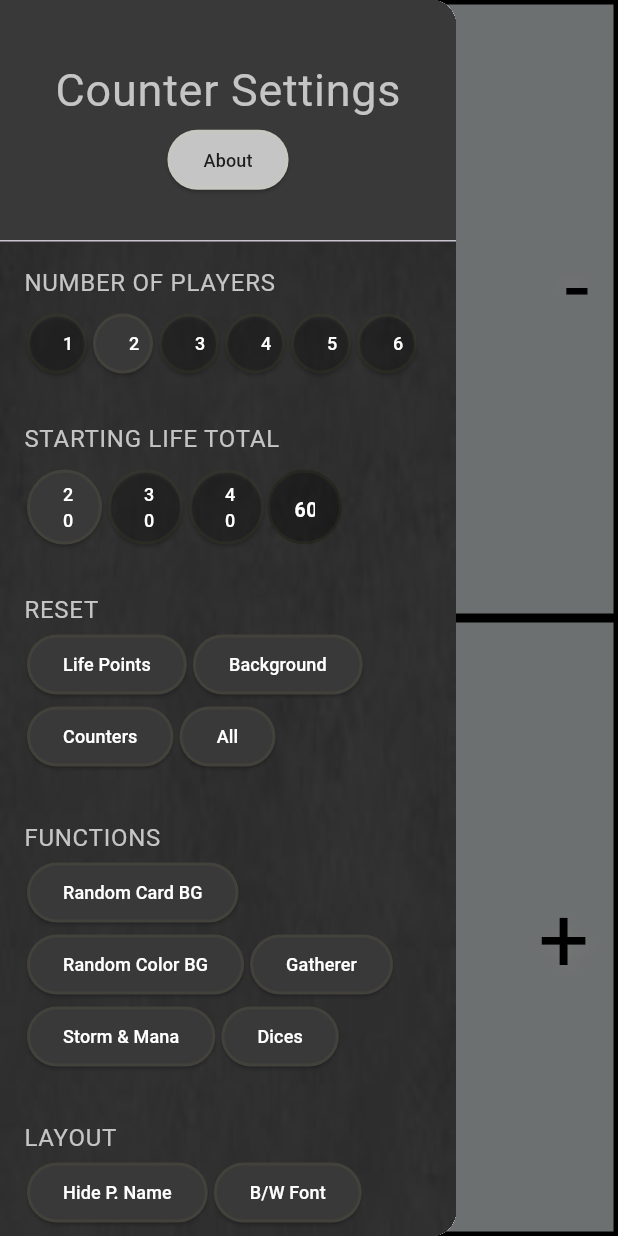
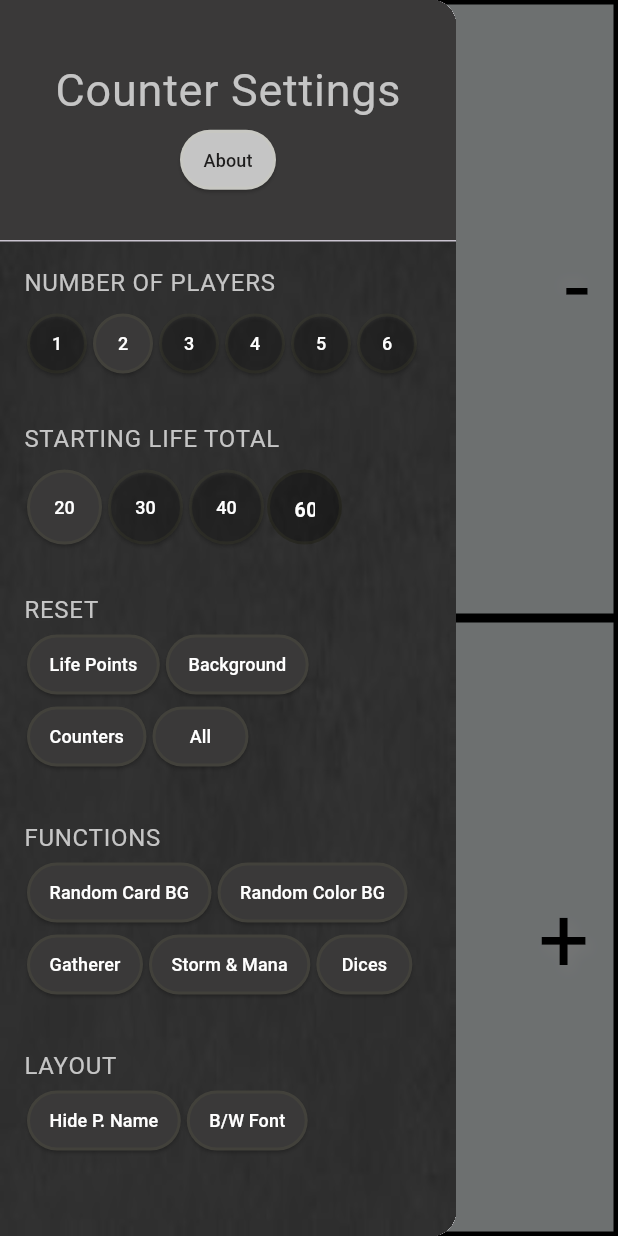
Before and after one commit to victorcapanema/OMC, a Flutter app: the screen it shows after launch, with the side drawer open, on a phone screen of 412 x 824 dp. Run offline on Flutter 3.47's test engine with Material 3 defaults, Android fonts, the phone set to English and light mode, and no system bars; drawn by our look-alikes of carousel_slider; our stand-ins replace cached_network_image, dartz, dio, flutter_colorpicker, flutter_mobx, flutter_modular and 5 more; generated files the repository leaves out were written again.

```diff
--- a/lib/funcionalities/home/views/counter_layout.dart
+++ b/lib/funcionalities/home/views/counter_layout.dart
@@ -13,15 +13,16 @@ class CounterLayout extends StatefulWidget {
   State<CounterLayout> createState() => _CounterLayoutState();
 }
 
-class _CounterLayoutState extends State<CounterLayout> with TickerProviderStateMixin {
+class _CounterLayoutState extends State<CounterLayout>
+    with TickerProviderStateMixin {
   final counterLayoutController = Modular.get<CounterLayoutController>();
-  final List<MaterialColor> colors = [Colors.lightGreen, Colors.red, Colors.yellow, Colors.blue];
 
   @override
   Widget build(BuildContext context) {
     double paddingTop = MediaQuery.of(context).padding.top;
     double paddingBottom = MediaQuery.of(context).padding.bottom;
-    var height = MediaQuery.of(context).size.height - (paddingTop + paddingBottom);
+    var height =
+        MediaQuery.of(context).size.height - (paddingTop + paddingBottom);
     var width = MediaQuery.of(context).size.width;
     return SafeArea(
       child: Observer(
@@ -31,7 +32,8 @@ class _CounterLayoutState extends State<CounterLayout> with TickerProviderStateM
           body: SizedBox(
             height: height,
             width: width,
-            child: layoutSelector(counterLayoutController.nPlayers, height, width, listCounters),
+            child: layoutSelector(
+                counterLayoutController.nPlayers, height, width, listCounters),
           ),
         ),
       ),
@@ -44,20 +46,23 @@ Widget layoutSelector(int nPlayers, height, width, listCounters) {
   if (isEven) {
     if (nPlayers == 2) {
       return GridView.builder(
-        gridDelegate:
-            SliverGridDelegateWithFixedCrossAxisCount(childAspectRatio: width / (height / 2), crossAxisCount: 1),
+        gridDelegate: SliverGridDelegateWithFixedCrossAxisCount(
+            childAspectRatio: width / (height / 2), crossAxisCount: 1),
         itemCount: nPlayers,
         itemBuilder: (BuildContext context, int i) {
-          return RotatedBox(quarterTurns: i % 2 == 0 ? 2 : 0, child: listCounters[1 - i]);
+          return RotatedBox(
+              quarterTurns: i % 2 == 0 ? 2 : 0, child: listCounters[1 - i]);
         },
       );
     } else {
       return GridView.builder(
         gridDelegate: SliverGridDelegateWithFixedCrossAxisCount(
-            childAspectRatio: (width / 2) / (height / (nPlayers / 2)), crossAxisCount: 2),
+            childAspectRatio: (width / 2) / (height / (nPlayers / 2)),
+            crossAxisCount: 2),
         itemCount: nPlayers,
         itemBuilder: (BuildContext context, int i) {
-          return RotatedBox(quarterTurns: i % 2 == 0 ? 1 : 3, child: listCounters[i]);
+          return RotatedBox(
+              quarterTurns: i % 2 == 0 ? 1 : 3, child: listCounters[i]);
         },
       );
     }
@@ -90,16 +95,19 @@ Widget layoutSelector(int nPlayers, height, width, listCounters) {
         slivers: [
           SliverGrid(
             gridDelegate: SliverGridDelegateWithFixedCrossAxisCount(
-                childAspectRatio: (width / 2) / (height / ((nPlayers + 1) / 2)), crossAxisCount: 2),
+                childAspectRatio: (width / 2) / (height / ((nPlayers + 1) / 2)),
+                crossAxisCount: 2),
             delegate: SliverChildBuilderDelegate(
                 childCount: nPlayers - 1,
-                (context, i) => RotatedBox(quarterTurns: i % 2 == 0 ? 1 : 3, child: listCounters[i])),
+                (context, i) => RotatedBox(
+                    quarterTurns: i % 2 == 0 ? 1 : 3, child: listCounters[i])),
           ),
           SliverToBoxAdapter(
             child: SizedBox(
               width: width,
               height: (height / ((nPlayers + 1) / 2)),
-              child: RotatedBox(quarterTurns: 0, child: listCounters[globalNumPlayers - 1]),
+              child: RotatedBox(
+                  quarterTurns: 0, child: listCounters[globalNumPlayers - 1]),
             ),
           ),
         ],
--- a/lib/shared/functions/get_touch_size.dart
+++ b/lib/shared/functions/get_touch_size.dart
@@ -6,20 +6,19 @@ double getTouchSize(int index, double height, double width, int mode) {
   if (numPLayer % 2 != 0) {
     numPLayer++;
   }
-  if (globalNumPlayers > 2 && index != 6) {
+  if (globalNumPlayers > 2 &&
+      ((index != 3 && index != 5 || globalNumPlayers % 2 == 0))) {
     return mode == 1 ? width / 2 : (height / numPLayer);
   } else if (globalNumPlayers == 2) {
     return mode == 1 ? height / 2 : width / numPLayer;
-  } else if (index == 6) {
-    if (globalNumPlayers % 2 == 0) {
-      return mode == 1 ? width / 2 : (height / numPLayer);
-    } else if (globalNumPlayers == 3) {
+  } else if (index == 3) {
+    if (globalNumPlayers == 3) {
       return mode == 1 ? (height / 2) : width / 2;
     } else {
-      return mode == 1 ? (height * (1 / 3)) : width / 2;
+      return mode == 1 ? width / 2 : (height / numPLayer);
     }
-  } else if (globalNumPlayers == 6) {
-    return mode == 1 ? height : width;
+  } else if (globalNumPlayers == 5) {
+    return mode == 1 ? (height * (1 / 3)) : width / 2;
   } else {
     return mode == 1 ? height : width / 2;
   }
--- a/lib/widgets/custom_buttom.dart
+++ b/lib/widgets/custom_buttom.dart
@@ -11,6 +11,7 @@ class CustomButton extends StatelessWidget {
       this.textColor = Colors.white,
       this.fontSize = 12,
       this.buttonColor,
+      this.textPadding = true,
       super.key});
 
   final void Function()? onPressed;
@@ -21,6 +22,7 @@ class CustomButton extends StatelessWidget {
   final Color? textColor;
   final double? fontSize;
   final Color? buttonColor;
+  final bool textPadding;
 
   @override
   Widget build(BuildContext context) {
@@ -32,15 +34,20 @@ class CustomButton extends StatelessWidget {
           child: ElevatedButton(
             onPressed: onPressed,
             style: ElevatedButton.styleFrom(
+              padding: textPadding
+                  ? const EdgeInsets.symmetric(horizontal: 15)
+                  : EdgeInsets.zero,
               disabledBackgroundColor: AppColors.lightGrey,
               backgroundColor: buttonColor ?? backgroundColor,
               side: const BorderSide(
                   width: 2, // the thickness
                   color: AppColors.lightGrey // the color of the border
                   ),
-                shape: RoundedRectangleBorder(borderRadius: BorderRadius.circular(40))),
-            child:
-                Text(text, style: TextStyle(color: onPressed == null ? Colors.white : textColor, fontSize: fontSize)),
+            ),
+            child: Text(text,
+                style: TextStyle(
+                    color: onPressed == null ? Colors.white : textColor,
+                    fontSize: fontSize)),
           )),
     );
   }
--- a/lib/widgets/custom_drawer.dart
+++ b/lib/widgets/custom_drawer.dart
@@ -7,6 +7,7 @@ import 'custom_buttom.dart';
 
 class CDrawer extends StatelessWidget {
   const CDrawer({required this.counterLayoutController, super.key});
+
   final CounterLayoutController counterLayoutController;
 
   @override
@@ -34,7 +35,8 @@ class CDrawer extends StatelessWidget {
                     const Text(
                       'Counter Settings',
                       style: TextStyle(fontSize: 30, color: AppColors.grey),
-                    ),  CustomButton(
+                    ),
+                    CustomButton(
                       backgroundColor: AppColors.grey,
                       textColor: AppColors.black2,
                       text: 'About',
@@ -61,11 +63,14 @@ class CDrawer extends StatelessWidget {
                               text: i.toString(),
                               width: 40,
                               height: 40,
+                              textPadding: false,
                               onPressed: () {
                                 counterLayoutController.changeNumPlayers(i);
                               },
                               backgroundColor:
-                                  i == counterLayoutController.nPlayers ? AppColors.darkGrey : Colors.transparent),
+                                  i == counterLayoutController.nPlayers
+                                      ? AppColors.darkGrey
+                                      : Colors.transparent),
                       ],
                     )
                   ],
@@ -89,12 +94,16 @@ class CDrawer extends StatelessWidget {
                                   text: lifeTotals[i].toString(),
                                   height: 50,
                                   width: 50,
+                              textPadding: false,
                                   onPressed: () {
                                     counterLayoutController
-                                        .changeStartingLifeTotal(int.parse(lifeTotals[i].toString()));
-                                    counterLayoutController.changeLifeTotalSelected(i);
+                                        .changeStartingLifeTotal(int.parse(
+                                            lifeTotals[i].toString()));
+                                    counterLayoutController
+                                        .changeLifeTotalSelected(i);
                                   },
-                                  backgroundColor: i == counterLayoutController.lifeTotalIndex
+                                  backgroundColor: i ==
+                                          counterLayoutController.lifeTotalIndex
                                       ? AppColors.darkGrey
                                       : Colors.transparent)
                               : Container(
@@ -104,35 +113,57 @@ class CDrawer extends StatelessWidget {
                                     border: Border.all(
                                         width: 2, // the thickness
                                         color: AppColors.lightGrey),
-                                    color: counterLayoutController.customLifeController.text.isNotEmpty &&
-                                            i == counterLayoutController.lifeTotalIndex
+                                    color: counterLayoutController
+                                                .customLifeController
+                                                .text
+                                                .isNotEmpty &&
+                                            i ==
+                                                counterLayoutController
+                                                    .lifeTotalIndex
                                         ? AppColors.darkGrey
                                         : Colors.black.withOpacity(0.35),
-                                    borderRadius: BorderRadius.circular(40),
+                                    borderRadius: BorderRadius.circular(30),
                                   ),
                                   child: TextFormField(
-                                    controller: counterLayoutController.customLifeController,
+                                    controller: counterLayoutController
+                                        .customLifeController,
                                     onEditingComplete: () {
-                                      counterLayoutController.changeStartingLifeTotal(
-                                          int.parse(counterLayoutController.customLifeController.text));
-                                      counterLayoutController.changeLifeTotalSelected(i);
+                                      counterLayoutController
+                                          .changeStartingLifeTotal(int.parse(
+                                              counterLayoutController
+                                                  .customLifeController.text));
+                                      counterLayoutController
+                                          .changeLifeTotalSelected(i);
                                     },
                                     onFieldSubmitted: (text) {
-                                      counterLayoutController.changeStartingLifeTotal(
-                                          int.parse(counterLayoutController.customLifeController.text));
-                                      counterLayoutController.changeLifeTotalSelected(i);
-                                      FocusManager.instance.primaryFocus?.unfocus();
+                                      counterLayoutController
+                                          .changeStartingLifeTotal(int.parse(
+                                              counterLayoutController
+                                                  .customLifeController.text));
+                                      counterLayoutController
+                                          .changeLifeTotalSelected(i);
+                                      FocusManager.instance.primaryFocus
+                                          ?.unfocus();
                                     },
-                                    style:
-                                        const TextStyle(color: Colors.white, fontSize: 13, fontWeight: FontWeight.w600),
+                                    textAlign: TextAlign.center,
+                                    style: const TextStyle(
+                                        color: Colors.white,
+                                        fontSize: 13,
+                                        fontWeight: FontWeight.w600),
                                     keyboardType: TextInputType.number,
                                     decoration: InputDecoration(
                                       enabledBorder: OutlineInputBorder(
-                                          borderSide: const BorderSide(width: 1, color: Colors.transparent),
-                                          borderRadius: BorderRadius.circular(40)),
+                                          borderSide: const BorderSide(
+                                              width: 1,
+                                              color: Colors.transparent),
+                                          borderRadius:
+                                              BorderRadius.circular(30)),
                                       focusedBorder: OutlineInputBorder(
-                                          borderSide: const BorderSide(width: 1, color: Colors.transparent),
-                                          borderRadius: BorderRadius.circular(40)),
+                                          borderSide: const BorderSide(
+                                              width: 1,
+                                              color: Colors.transparent),
+                                          borderRadius:
+                                              BorderRadius.circular(30)),
                                     ),
                                   ),
                                 )
@@ -152,10 +183,21 @@ class CDrawer extends StatelessWidget {
                     ),
                     Wrap(
                       children: [
-                        CustomButton(text: 'Life Points', onPressed: counterLayoutController.resetPLayersLifeTotal),
-                        CustomButton(text: 'Background', onPressed: counterLayoutController.resetPLayersBackground),
-                        CustomButton(text: 'Counters', onPressed: counterLayoutController.resetPLayersCounters),
-                        CustomButton(text: 'All', onPressed: counterLayoutController.resetAllPlayers),
+                        CustomButton(
+                            text: 'Life Points',
+                            onPressed:
+                                counterLayoutController.resetPLayersLifeTotal),
+                        CustomButton(
+                            text: 'Background',
+                            onPressed:
+                                counterLayoutController.resetPLayersBackground),
+                        CustomButton(
+                            text: 'Counters',
+                            onPressed:
+                                counterLayoutController.resetPLayersCounters),
+                        CustomButton(
+                            text: 'All',
+                            onPressed: counterLayoutController.resetAllPlayers),
                       ],
                     )
                   ],
@@ -176,14 +218,19 @@ class CDrawer extends StatelessWidget {
                             text: counterLayoutController.isSearch
                                 ? 'Random Card BG'
                                 : 'Cooldown ${counterLayoutController.timerCount}',
+                            onPressed: counterLayoutController.isSearch
+                                ? counterLayoutController.randomBackground
+                                : null),
+                        CustomButton(
+                            text: 'Random Color BG',
                             onPressed:
-                                counterLayoutController.isSearch ? counterLayoutController.randomBackground : null),
-                        CustomButton(text: 'Random Color BG', onPressed: counterLayoutController.randomColorBackground),
+                                counterLayoutController.randomColorBackground),
                         CustomButton(
                             text: 'Gatherer',
                             onPressed: () {
                               Modular.to.pop(context);
-                              Modular.to.pushNamed('/cardPage', arguments: true);
+                              Modular.to
+                                  .pushNamed('/cardPage', arguments: true);
                             }),
                         CustomButton(
                             text: 'Storm & Mana',
@@ -204,7 +251,9 @@ class CDrawer extends StatelessWidget {
               ),
               const SizedBox(height: 16),
               ListTile(
-                title: Column(crossAxisAlignment: CrossAxisAlignment.start, children: [
+                title: Column(
+                    crossAxisAlignment: CrossAxisAlignment.start,
+                    children: [
                       const Text(
                         'LAYOUT',
                         style: TextStyle(color: AppColors.grey),
--- a/pubspec.yaml
+++ b/pubspec.yaml
@@ -39,7 +39,7 @@ dependencies:
   dio: ^5.3.2
   mobx: ^2.2.0
   dartz: ^0.10.1
-  cached_network_image: ^3.2.3
+  cached_network_image: ^3.3.1
   intl: ^0.18.1
   flutter_colorpicker: ^1.0.3
   carousel_slider: ^4.2.1
```
Also changed, not shown: pubspec.lock, 2 other files. Lines whose indentation alone changed are shown as unchanged.
